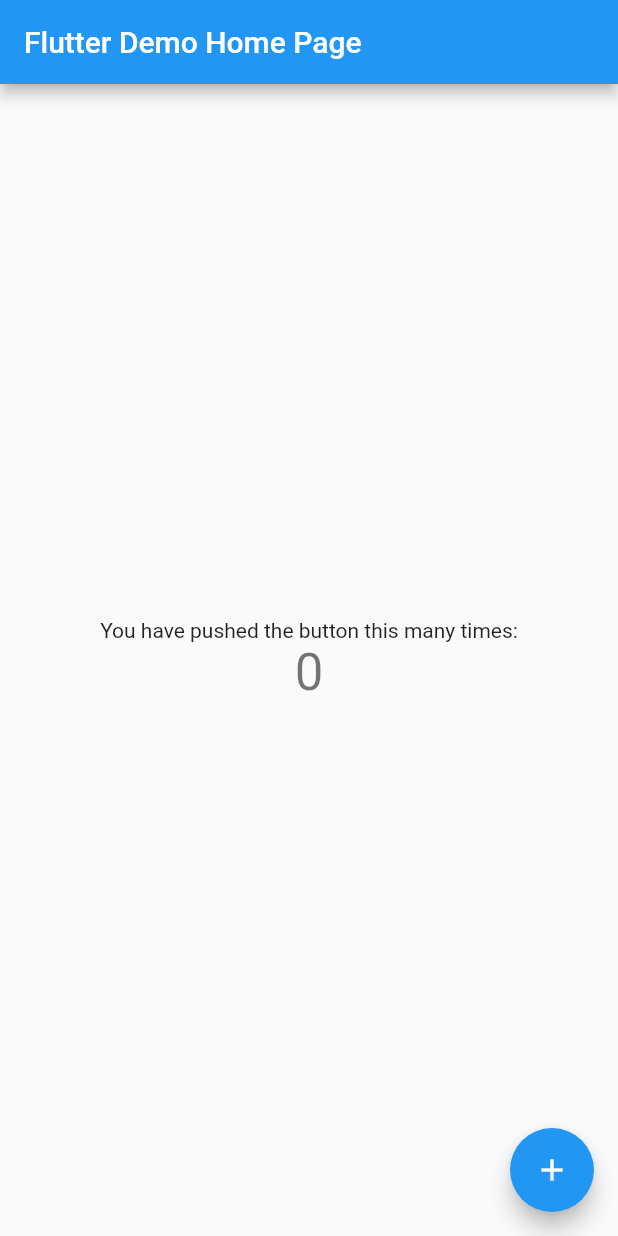
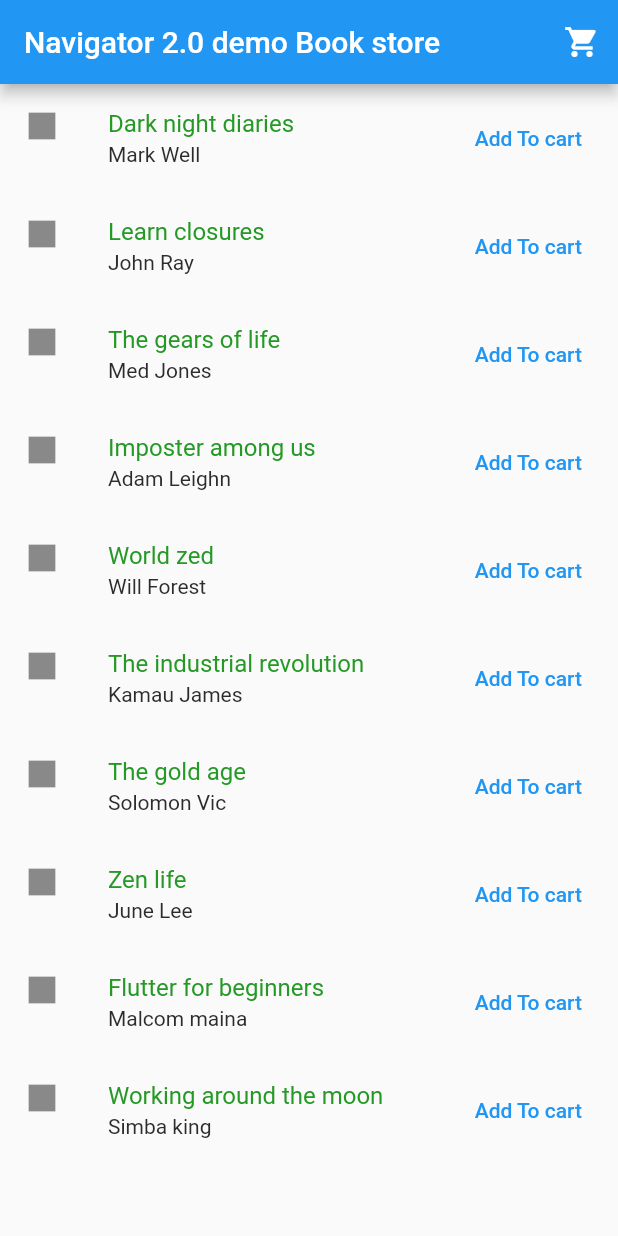
Before and after one commit to rex-enigma/minimal_flutter_book_app_for_learning_navigator_2.0_with_router, a Flutter app: the screen it shows after launch, on a phone screen of 412 x 824 dp. Run offline on Flutter 3.47's test engine with Material 2 defaults, Android fonts, the light colour scheme and no system bars; missing offline and left inert: dart:ffi.

Commit message:
declarative navigator 2.0

```diff
--- /dev/null
+++ b/lib/global_states/books_state.dart
@@ -0,0 +1,71 @@
+import 'package:flutter/material.dart';
+import 'package:navigator_2_with_router/models/book.dart';
+
+class Books extends ChangeNotifier {
+  List<Book> books = [
+    Book(
+        id: 0,
+        title: 'Dark night diaries',
+        author: 'Mark Well',
+        content:
+            'The Pages API sets the history stack of the Navigator declaratively by taking in a list of Page objects. The Navigator then inflates the Page objects into Route objects. The order of Routes corresponds to the order of Pages in the list provided.'),
+    Book(
+        id: 1,
+        title: 'Learn closures',
+        author: 'John Ray',
+        content:
+            'The Router widget is a dispatcher for opening and closing application pages. It wraps a Navigator and configures its current list of Pages based on the current app state. It also listens to events from the operating system.'),
+    Book(
+        id: 2,
+        title: 'The gears of life',
+        author: 'Med Jones',
+        content:
+            'RouterDelegate: listens to RouteInformationParser and the app state to build an appropriately configured Navigator.'),
+    Book(
+        id: 3,
+        title: 'Imposter among us',
+        author: 'Adam Leighn',
+        content:
+            'The RouterDelegate needs you to add the navigatorKey and implement the build, currentConfiguration, and setNewRoutePath methods.'),
+    Book(
+        id: 4,
+        title: 'World zed',
+        author: 'Will Forest',
+        content:
+            "To set the history stack of the Navigator declaratively, developers will provide a list of Page objects to the Navigator widget in its constructor. Page objects are immutable and describe the route that should be placed into the Navigator's history stack."),
+    Book(
+        id: 5,
+        title: 'The industrial revolution',
+        author: 'Kamau James',
+        content:
+            'The Navigator inflates a Page object into a Route object. In this way, the relationship between Pages and Routes is analogous to the relationship between Widgets and Elements: A Widget or a Page describes a configuration for an actual Element or Route, respectively.'),
+    Book(
+        id: 6,
+        title: 'The gold age',
+        author: 'Solomon Vic',
+        content:
+            'The Pages API sets the history stack of the Navigator declaratively by taking in a list of Page objects. The Navigator then inflates the Page objects into Route objects. The order of Routes corresponds to the order of Pages in the list provided.'),
+    Book(
+        id: 7,
+        title: 'Zen life',
+        author: 'June Lee',
+        content:
+            'The order of Routes corresponding to Pages within the history stack is the same as the order of their corresponding Pages in the list provided to the Navigator. When the list of Pages given to the Navigator is updated, the new list is compared to the old list and the route history is updated accordingly:'),
+    Book(
+        id: 8,
+        title: 'Flutter for beginners',
+        author: 'Malcom maina',
+        content:
+            "Routes belonging to Pages that are no longer present in the new list are removed from the history. Pages, that are present in the new list, but don't have a corresponding Route yet, are inflated and the resulting Route is added to the history at the appropriate location. The order of Routes in the history stack is updated to match the order of their corresponding Pages in the new list."),
+    Book(
+        id: 9,
+        title: 'Working around the moon',
+        author: 'Simba king',
+        content:
+            'A transition delegate decides how Routes, whose Pages were added to or removed from the list, transition on or off the screen (see section "Transition Delegate" below).'),
+  ];
+
+  void addBook(Book book) {
+    notifyListeners();
+  }
+}
--- a/lib/main.dart
+++ b/lib/main.dart
@@ -1,115 +1,39 @@
 import 'package:flutter/material.dart';
+import 'package:navigator_2_with_router/screens/book_cart_screen.dart';
+import 'package:provider/provider.dart';
+import 'package:navigator_2_with_router/global_states/books_state.dart';
+import 'package:navigator_2_with_router/global_states/cart_state.dart';
+import 'package:navigator_2_with_router/screens/book_list_screen.dart';
+import 'package:navigator_2_with_router/router/route_information_parser.dart';
+import 'package:navigator_2_with_router/router/router_delegate.dart';
 
 void main() {
-  runApp(const MyApp());
+  runApp(MultiProvider(
+    providers: [
+      ChangeNotifierProvider(create: (context) => Cart()),
+      ChangeNotifierProvider(create: (context) => Books()),
+    ],
+    child: const BookApp(),
+  ));
 }
 
-class MyApp extends StatelessWidget {
-  const MyApp({super.key});
+class BookApp extends StatefulWidget {
+  const BookApp({super.key});
 
-  // This widget is the root of your application.
+  @override
+  State<BookApp> createState() => _BookAppState();
+}
+
+class _BookAppState extends State<BookApp> {
+  BookRouterDelegate _routerDelegate = BookRouterDelegate();
+  BookRouteInformationParser _routeInformationParser = BookRouteInformationParser();
+
   @override
   Widget build(BuildContext context) {
-    return MaterialApp(
-      title: 'Flutter Demo',
-      theme: ThemeData(
-        // This is the theme of your application.
-        //
-        // Try running your application with "flutter run". You'll see the
-        // application has a blue toolbar. Then, without quitting the app, try
-        // changing the primarySwatch below to Colors.green and then invoke
-        // "hot reload" (press "r" in the console where you ran "flutter run",
-        // or simply save your changes to "hot reload" in a Flutter IDE).
-        // Notice that the counter didn't reset back to zero; the application
-        // is not restarted.
-        primarySwatch: Colors.blue,
-      ),
-      home: const MyHomePage(title: 'Flutter Demo Home Page'),
+    return MaterialApp.router(
+      title: 'BookApp',
+      routerDelegate: _routerDelegate,
+      routeInformationParser: _routeInformationParser,
     );
   }
 }
-
-class MyHomePage extends StatefulWidget {
-  const MyHomePage({super.key, required this.title});
-
-  // This widget is the home page of your application. It is stateful, meaning
-  // that it has a State object (defined below) that contains fields that affect
-  // how it looks.
-
-  // This class is the configuration for the state. It holds the values (in this
-  // case the title) provided by the parent (in this case the App widget) and
-  // used by the build method of the State. Fields in a Widget subclass are
-  // always marked "final".
-
-  final String title;
-
-  @override
-  State<MyHomePage> createState() => _MyHomePageState();
-}
-
-class _MyHomePageState extends State<MyHomePage> {
-  int _counter = 0;
-
-  void _incrementCounter() {
-    setState(() {
-      // This call to setState tells the Flutter framework that something has
-      // changed in this State, which causes it to rerun the build method below
-      // so that the display can reflect the updated values. If we changed
-      // _counter without calling setState(), then the build method would not be
-      // called again, and so nothing would appear to happen.
-      _counter++;
-    });
-  }
-
-  @override
-  Widget build(BuildContext context) {
-    // This method is rerun every time setState is called, for instance as done
-    // by the _incrementCounter method above.
-    //
-    // The Flutter framework has been optimized to make rerunning build methods
-    // fast, so that you can just rebuild anything that needs updating rather
-    // than having to individually change instances of widgets.
-    return Scaffold(
-      appBar: AppBar(
-        // Here we take the value from the MyHomePage object that was created by
-        // the App.build method, and use it to set our appbar title.
-        title: Text(widget.title),
-      ),
-      body: Center(
-        // Center is a layout widget. It takes a single child and positions it
-        // in the middle of the parent.
-        child: Column(
-          // Column is also a layout widget. It takes a list of children and
-          // arranges them vertically. By default, it sizes itself to fit its
-          // children horizontally, and tries to be as tall as its parent.
-          //
-          // Invoke "debug painting" (press "p" in the console, choose the
-          // "Toggle Debug Paint" action from the Flutter Inspector in Android
-          // Studio, or the "Toggle Debug Paint" command in Visual Studio Code)
-          // to see the wireframe for each widget.
-          //
-          // Column has various properties to control how it sizes itself and
-          // how it positions its children. Here we use mainAxisAlignment to
-          // center the children vertically; the main axis here is the vertical
-          // axis because Columns are vertical (the cross axis would be
-          // horizontal).
-          mainAxisAlignment: MainAxisAlignment.center,
-          children: <Widget>[
-            const Text(
-              'You have pushed the button this many times:',
-            ),
-            Text(
-              '$_counter',
-              style: Theme.of(context).textTheme.headline4,
-            ),
-          ],
-        ),
-      ),
-      floatingActionButton: FloatingActionButton(
-        onPressed: _incrementCounter,
-        tooltip: 'Increment',
-        child: const Icon(Icons.add),
-      ), // This trailing comma makes auto-formatting nicer for build methods.
-    );
-  }
-}
--- a/lib/models/book.dart
+++ b/lib/models/book.dart
@@ -2,6 +2,7 @@
   int id;
   String title;
   String author;
+  String content;
 
-  Book({required this.id, required this.title, required this.author});
+  Book({required this.id, required this.title, required this.author, required this.content});
 }
--- /dev/null
+++ b/lib/models/screen_paths.dart
@@ -0,0 +1,6 @@
+// the class represent paths of each screen as static values.
+class ScreensPath {
+  static const String home = '/';
+  static const String details = '/book';
+  static const String cart = '/cart';
+}
--- /dev/null
+++ b/lib/router/route_information_parser.dart
@@ -0,0 +1,58 @@
+import 'package:flutter/material.dart';
+import 'package:navigator_2_with_router/models/screen_paths.dart';
+
+// This class is used by Router widget to parse route information into user-defined data type.
+class BookRouteInformationParser extends RouteInformationParser<BookRoutePath> {
+  // The routeNameProvider will listen to operating system events and when path of string type is emitted it will
+  // inflate it into RouteInformation, which then Router widget will call parseRouteInformation with that RouteInformation
+  // so that it can be parsed.
+  // This delegate turns the RouteInformation gotten from routeNameProvider into parsed
+  // route data of type T (BookRoutePath).
+  @override
+  Future<BookRoutePath> parseRouteInformation(RouteInformation routeInformation) async {
+    final uri = Uri.parse(routeInformation.location!);
+
+    // handle '/'
+    if (uri.pathSegments.isEmpty) {
+      return BookRoutePath.home();
+    }
+    // handle '/book/:id'
+    if (uri.pathSegments.length == 2 && uri.pathSegments[0] == 'book') {
+      var rest = uri.pathSegments[1];
+      int? id = int.tryParse(rest);
+      if (id == null) return BookRoutePath.home();
+      return BookRoutePath.details(id);
+    }
+    // handle '/cart'
+    else if (uri.pathSegments[0] == 'cart') {
+      return BookRoutePath.cart();
+    }
+
+    // handle the rest
+    return BookRoutePath.home();
+  }
+
+  @override
+  RouteInformation? restoreRouteInformation(BookRoutePath configuration) {
+    // TODO: implement restoreRouteInformation
+    return super.restoreRouteInformation(configuration);
+  }
+}
+
+//
+class BookRoutePath {
+  final int? id;
+  final String screenPath;
+
+  BookRoutePath.home()
+      : id = null,
+        screenPath = ScreensPath.home;
+  BookRoutePath.details(this.id) : screenPath = ScreensPath.details;
+  BookRoutePath.cart()
+      : id = null,
+        screenPath = ScreensPath.cart;
+
+  bool get isHomeScreen => screenPath == '/';
+  bool get isDetailsScreen => screenPath == '/book' && id != null;
+  bool get isCartScreen => screenPath == '/cart';
+}
--- /dev/null
+++ b/lib/screens/book_cart_screen.dart
@@ -0,0 +1,37 @@
+import 'package:flutter/material.dart';
+import 'package:navigator_2_with_router/global_states/cart_state.dart';
+import 'package:provider/provider.dart';
+
+class BookCartScreen extends StatelessWidget {
+  const BookCartScreen({super.key});
+
+  @override
+  Widget build(BuildContext context) {
+    return Scaffold(
+      appBar: AppBar(
+        title: const Text('Cart'),
+      ),
+      body: Consumer<Cart>(builder: (context, cart, child) {
+        if (cart.books.isEmpty) {
+          return Center(
+            child: Text(
+              'Empty Cart',
+              style: Theme.of(context).textTheme.headline5,
+            ),
+          );
+        }
+
+        return ListView(
+          padding: const EdgeInsets.all(8),
+          children: [
+            for (var book in cart.books)
+              ListTile(
+                title: Text(book.title),
+                subtitle: Text(book.author),
+              )
+          ],
+        );
+      }),
+    );
+  }
+}
--- /dev/null
+++ b/lib/screens/book_list_screen.dart
@@ -0,0 +1,64 @@
+import 'package:flutter/material.dart';
+import 'package:navigator_2_with_router/models/screen_paths.dart';
+import 'package:provider/provider.dart';
+import 'package:navigator_2_with_router/global_states/books_state.dart'; // imported this to use the Books type
+
+class BookListScreen extends StatelessWidget {
+  final void Function(int bookId, String path) onBookTapped;
+  final VoidCallback onCartTapped;
+  const BookListScreen({super.key, required this.onBookTapped, required this.onCartTapped});
+
+  @override
+  Widget build(BuildContext context) {
+    return Scaffold(
+      appBar: AppBar(
+        title: const Text('Navigator 2.0 demo Book store'),
+        actions: [
+          IconButton(
+            icon: Icon(Icons.shopping_cart),
+            onPressed: () {
+              // navigate to cart screen declaratively.
+              onCartTapped();
+            },
+          )
+        ],
+      ),
+      body: ListView.builder(
+        itemCount: 10,
+        itemBuilder: (context, index) {
+          return Consumer<Books>(
+            builder: (context, books, child) {
+              return ListTile(
+                leading: const Icon(
+                  Icons.square,
+                ),
+                title: Text(
+                  books.books[index].title,
+                  style: TextStyle(
+                    color: Color.fromARGB(255, 37, 153, 37),
+                  ),
+                ),
+                subtitle: Text(
+                  books.books[index].author,
+                  style: TextStyle(
+                    color: Color.fromARGB(255, 44, 44, 44),
+                  ),
+                ),
+                trailing: TextButton(
+                  onPressed: () {
+                    // configure adding a book to cart
+                  },
+                  child: const Text('Add To cart'),
+                ),
+                onTap: () {
+                  // navigate to detail screen declaratively and show the content of the book associated with the given id
+                  onBookTapped(books.books[index].id, ScreensPath.details);
+                },
+              );
+            },
+          );
+        },
+      ),
+    );
+  }
+}
--- a/pubspec.yaml
+++ b/pubspec.yaml
@@ -36,6 +36,7 @@
   # The following adds the Cupertino Icons font to your application.
   # Use with the CupertinoIcons class for iOS style icons.
   cupertino_icons: ^1.0.2
+  provider: ^6.0.5
 
 dev_dependencies:
   flutter_test:
```
Also changed, not shown: lib/models/books.dart (deleted, +0 -14 lines), lib/router/routerDelegate.dart (deleted, +0 -64 lines), lib/router/router_delegate.dart (added, +97 -0 lines), lib/screens/book_details_screen.dart (added, +47 -0 lines), lib/global_states/cart_state.dart (renamed from lib/global_states/cartState.dart), lib/router/routeInformationParser.dart (deleted), lib/screens/bookCartScreen.dart (deleted), lib/screens/bookListScreen.dart (deleted), lib/screens/bookdetailScreen.dart (deleted), pubspec.lock, 1 other file.
